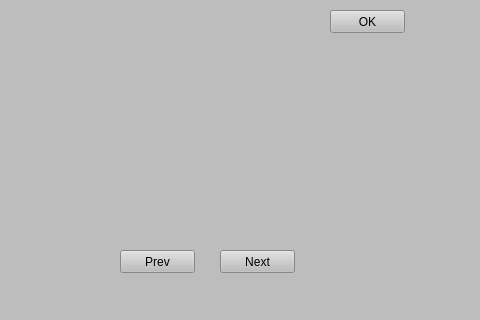
Above: mainwindow.ui from PavolHradsky/PIS-bonus before the change; both pictures show x 0 to 480 and y 280 to 600 of the 800 by 600 pixel window. Below: the same form after it.
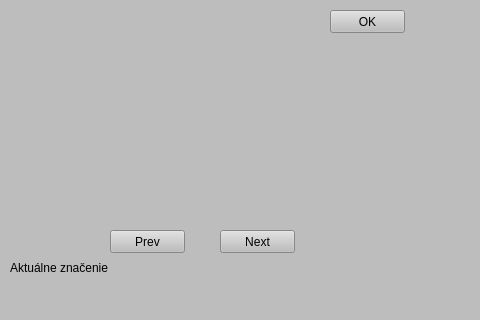
That is the form after the change.

Patch:
```diff
--- a/mainwindow.ui
+++ b/mainwindow.ui
@@ -73,7 +73,7 @@
     <property name="geometry">
      <rect>
       <x>220</x>
-      <y>530</y>
+      <y>510</y>
       <width>75</width>
       <height>23</height>
      </rect>
@@ -111,8 +111,8 @@
    <widget class="QPushButton" name="prevButton">
     <property name="geometry">
      <rect>
-      <x>120</x>
-      <y>530</y>
+      <x>110</x>
+      <y>510</y>
       <width>75</width>
       <height>23</height>
      </rect>
@@ -182,6 +182,32 @@
      <bool>true</bool>
     </property>
    </widget>
+   <widget class="QLabel" name="label">
+    <property name="geometry">
+     <rect>
+      <x>10</x>
+      <y>540</y>
+      <width>141</width>
+      <height>16</height>
+     </rect>
+    </property>
+    <property name="text">
+     <string>Aktuálne značenie</string>
+    </property>
+   </widget>
+   <widget class="QLabel" name="actual_marking">
+    <property name="geometry">
+     <rect>
+      <x>10</x>
+      <y>570</y>
+      <width>131</width>
+      <height>16</height>
+     </rect>
+    </property>
+    <property name="text">
+     <string/>
+    </property>
+   </widget>
   </widget>
  </widget>
  <resources/>
```
